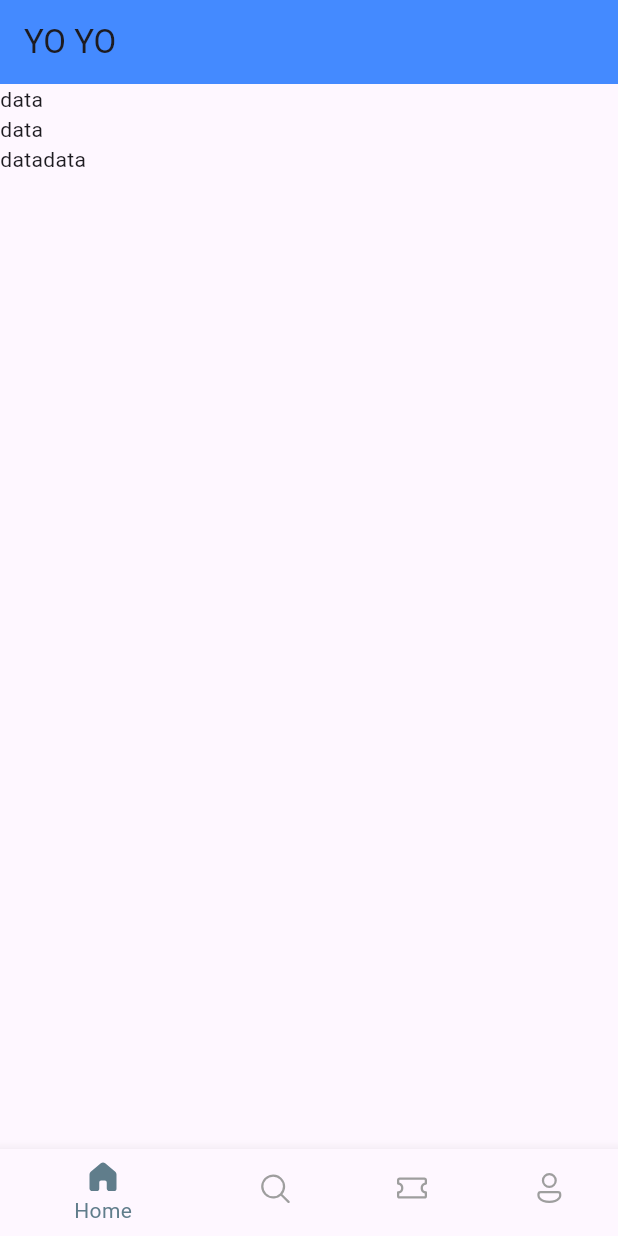
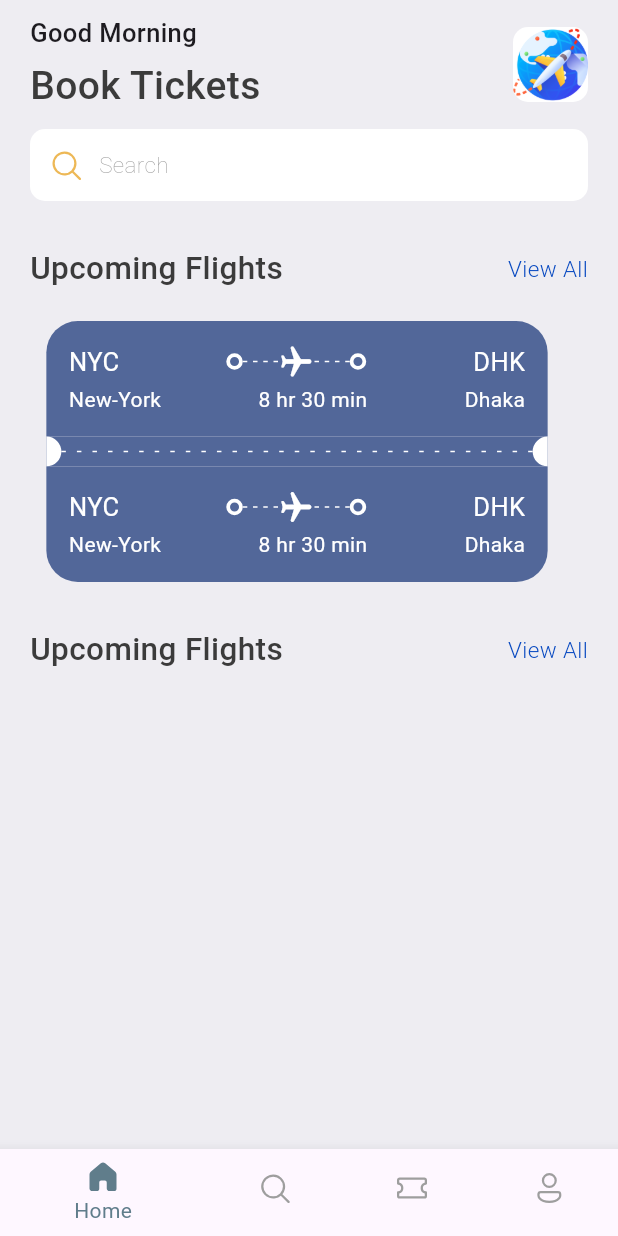
Before and after one commit to monjur35/Flutter-Ticket-Booking, a Flutter app: the screen it shows after launch, on a phone screen of 412 x 824 dp. Run offline on Flutter 3.47's test engine with Material 3 defaults, Android fonts, the phone set to English and light mode, and no system bars; our stand-ins replace fluentui_icons.

Commit message:
designing home layout

```diff
--- a/lib/core/bottom_nav_bar.dart
+++ b/lib/core/bottom_nav_bar.dart
@@ -21,10 +21,9 @@ class _BottomNavBarState extends State<BottomNavBar> {
   @override
   Widget build(BuildContext context) {
     return Scaffold(
-      appBar: AppBar(
-        title: const Text("YO YO"),
-        backgroundColor: Colors.blueAccent,
-      ),
+     /* appBar: AppBar(
+        title: const Text("My Tickets")
+      ),*/
       body: bottomBarScreens[_selectedIndex],
       bottomNavigationBar: BottomNavigationBar(
           currentIndex: _selectedIndex,
--- /dev/null
+++ b/lib/core/res/app_style.dart
@@ -0,0 +1,31 @@
+import 'package:flutter/material.dart';
+
+Color primary = const Color(0xFF6F7DAF);
+
+class AppStyle {
+  static Color colorPrimary = primary;
+  static Color textColor = const Color(0xFF3B3B3B);
+  static Color textBtnColor = const Color(0xFF094AC1);
+  static Color backgroundColor = const Color(0xFFEEEDF2);
+  static Color ticket_bg_BLUE = const Color(0xFF526799);
+  static Color ticket_bg_Orange = const Color(0xFFE35A06);
+
+  static TextStyle headline1 =
+      TextStyle(fontSize: 26, fontWeight: FontWeight.w500, color: textColor);
+
+  static TextStyle headline2 = const TextStyle(
+    fontSize: 17,
+    fontWeight: FontWeight.w500,
+  );
+  static TextStyle headline3 = TextStyle(
+    fontSize: 17,
+    fontWeight: FontWeight.w400,
+    color: textColor
+  );
+
+  static TextStyle hintText = const TextStyle(
+    fontSize: 15,
+    fontWeight: FontWeight.w100,
+    color: Color(0x83000000)
+  );
+}
--- /dev/null
+++ b/lib/core/res/media.dart
@@ -0,0 +1,3 @@
+class AppMedia{
+  static const assetImage="assets/images";
+}
--- /dev/null
+++ b/lib/core/res/widgets/app_double_text.dart
@@ -0,0 +1,38 @@
+import 'package:flutter/cupertino.dart';
+import 'package:flutter/material.dart';
+import 'package:ticket_app/core/res/app_style.dart';
+
+class AppDoubleText extends StatelessWidget {
+  const AppDoubleText({super.key, required this.title, required this.btnText});
+
+  final String title;
+  final String btnText;
+
+  @override
+  Widget build(BuildContext context) {
+    return Container(
+      child: Row(
+        mainAxisAlignment: MainAxisAlignment.spaceBetween,
+        children: [
+          Text(
+              title,
+              style: AppStyle.headline1.copyWith(
+                  fontSize: 21
+              )
+          ),
+          InkWell(
+              onTap: (){},
+              child: Text(btnText,
+                style: AppStyle.headline2.copyWith(
+                    color: AppStyle.textBtnColor,
+                  fontWeight: FontWeight.w300,
+                  fontSize: 15
+                ),
+              )
+
+          )
+        ],
+      ),
+    );
+  }
+}
--- /dev/null
+++ b/lib/core/res/widgets/app_layout_builder.dart
@@ -0,0 +1,29 @@
+import 'package:flutter/cupertino.dart';
+import 'package:flutter/material.dart';
+
+class AppLayoutBuilder extends StatelessWidget {
+  final int random;
+
+  const AppLayoutBuilder({super.key, required this.random});
+
+  @override
+  Widget build(BuildContext context) {
+    return LayoutBuilder(
+        builder: (BuildContext context, BoxConstraints constraints) {
+      return Flex(
+        mainAxisAlignment: MainAxisAlignment.spaceBetween,
+        direction: Axis.horizontal,
+        children:
+          List.generate(
+              (constraints.constrainWidth() / random).floor(),
+              (index) => const SizedBox(
+                    width: 3,
+                    height: 1,
+                    child: DecoratedBox(
+                        decoration: BoxDecoration(color: Colors.white)),
+                  ),
+          )
+      );
+    });
+  }
+}
--- /dev/null
+++ b/lib/core/res/widgets/big_circle.dart
@@ -0,0 +1,23 @@
+import 'package:flutter/material.dart';
+
+import '../app_style.dart';
+
+class BigCircle extends StatelessWidget {
+  const BigCircle({super.key});
+
+  @override
+  Widget build(BuildContext context) {
+    return const SizedBox(
+      height: 20,
+      width: 10,
+      child: DecoratedBox(
+        decoration: BoxDecoration(
+            borderRadius: BorderRadius.only(
+                topRight: Radius.circular(10),
+                bottomRight: Radius.circular(10)),
+            color: Colors.white),
+
+      ),
+    );
+  }
+}
--- /dev/null
+++ b/lib/core/res/widgets/big_dot.dart
@@ -0,0 +1,16 @@
+import 'package:flutter/cupertino.dart';
+import 'package:flutter/material.dart';
+
+class BigDot extends StatelessWidget {
+  const BigDot({super.key});
+
+  @override
+  Widget build(BuildContext context) {
+    return Container(
+      padding: const EdgeInsets.all(3),
+      decoration: BoxDecoration(
+          border: Border.all(width: 2.5, color: Colors.white),
+          borderRadius: BorderRadius.circular(20)),
+    );
+  }
+}
--- /dev/null
+++ b/lib/core/res/widgets/ticket_view.dart
@@ -0,0 +1,182 @@
+import 'package:flutter/cupertino.dart';
+import 'package:flutter/material.dart';
+import 'package:ticket_app/core/res/widgets/app_layout_builder.dart';
+import 'package:ticket_app/core/res/widgets/big_circle.dart';
+import 'package:ticket_app/core/res/widgets/big_dot.dart';
+
+import '../app_style.dart';
+
+class TicketView extends StatelessWidget {
+  const TicketView({super.key});
+
+  @override
+  Widget build(BuildContext context) {
+    var screenSize = MediaQuery.of(context).size;
+    return SizedBox(
+      width: screenSize.width * 0.85,
+      child: Column(
+        children: [
+          Container(
+            margin: const EdgeInsets.only(right: 16),
+            padding: const EdgeInsets.all(15),
+            decoration: BoxDecoration(
+                color: AppStyle.ticket_bg_BLUE,
+                borderRadius: const BorderRadius.only(
+                    topLeft: Radius.circular(21),
+                    topRight: Radius.circular(21))),
+            child: Column(
+              children: [
+                //Show departure and destination
+                Row(
+                  mainAxisAlignment: MainAxisAlignment.spaceBetween,
+                  children: [
+                    Text(
+                      "NYC",
+                      style: AppStyle.headline3.copyWith(color: Colors.white),
+                    ),
+                    Expanded(child: Container()),
+                    BigDot(),
+                    Expanded(
+                        child: Stack(
+                      children: [
+                        const SizedBox(
+                          height: 24,
+                          child: AppLayoutBuilder(random: 6),
+                        ),
+                        Center(
+                            child: Transform.rotate(
+                                angle: 1.57,
+                                child: const Icon(
+                                  Icons.local_airport_rounded,
+                                  color: Colors.white,
+                                )))
+                      ],
+                    )),
+                    BigDot(),
+                    Expanded(child: Container()),
+                    Text(
+                      "DHK",
+                      style: AppStyle.headline3.copyWith(color: Colors.white),
+                    )
+                  ],
+                ),
+                const SizedBox(
+                  height: 3,
+                ),
+                Row(
+                  mainAxisAlignment: MainAxisAlignment.spaceBetween,
+                  children: [
+                    Text(
+                      "New-York",
+                      style: AppStyle.headline3
+                          .copyWith(fontSize: 14, color: Colors.white),
+                    ),
+                    Expanded(child: Container()),
+                    Text(
+                      "8 hr 30 min",
+                      style: AppStyle.headline3
+                          .copyWith(fontSize: 14, color: Colors.white),
+                    ),
+                    Expanded(child: Container()),
+                    Text(
+                      "Dhaka",
+                      style: AppStyle.headline3
+                          .copyWith(fontSize: 14, color: Colors.white),
+                    )
+                  ],
+                )
+              ],
+            ),
+          ),
+          Container(
+            margin: const EdgeInsets.only(right: 16),
+            height: 20,
+            color: AppStyle.ticket_bg_BLUE,
+            child: Row(
+              children: [
+                const BigCircle(),
+                const Expanded(child: AppLayoutBuilder(random: 10)),
+                Transform.rotate(
+                  angle: 3.1419,
+                  child: const BigCircle()
+                )
+              ],
+            ),
+          ),
+          Container(
+            margin: const EdgeInsets.only(right: 16,top: 0),
+            padding: const EdgeInsets.all(15),
+            decoration: BoxDecoration(
+                color: AppStyle.ticket_bg_BLUE,
+                borderRadius: const BorderRadius.only(
+                    bottomLeft: Radius.circular(21),
+                    bottomRight: Radius.circular(21))),
+            child: Column(
+              children: [
+                //Show departure and destination
+                Row(
+                  mainAxisAlignment: MainAxisAlignment.spaceBetween,
+                  children: [
+                    Text(
+                      "NYC",
+                      style: AppStyle.headline3.copyWith(color: Colors.white),
+                    ),
+                    Expanded(child: Container()),
+                    const BigDot(),
+                    Expanded(
+                        child: Stack(
+                      children: [
+                        const SizedBox(
+                          height: 24,
+                          child: AppLayoutBuilder(random: 6),
+                        ),
+                        Center(
+                            child: Transform.rotate(
+                                angle: 1.57,
+                                child: const Icon(
+                                  Icons.local_airport_rounded,
+                                  color: Colors.white,
+                                )))
+                      ],
+                    )),
+                    BigDot(),
+                    Expanded(child: Container()),
+                    Text(
+                      "DHK",
+                      style: AppStyle.headline3.copyWith(color: Colors.white),
+                    )
+                  ],
+                ),
+                const SizedBox(
+                  height: 3,
+                ),
+                Row(
+                  mainAxisAlignment: MainAxisAlignment.spaceBetween,
+                  children: [
+                    Text(
+                      "New-York",
+                      style: AppStyle.headline3
+                          .copyWith(fontSize: 14, color: Colors.white),
+                    ),
+                    Expanded(child: Container()),
+                    Text(
+                      "8 hr 30 min",
+                      style: AppStyle.headline3
+                          .copyWith(fontSize: 14, color: Colors.white),
+                    ),
+                    Expanded(child: Container()),
+                    Text(
+                      "Dhaka",
+                      style: AppStyle.headline3
+                          .copyWith(fontSize: 14, color: Colors.white),
+                    )
+                  ],
+                )
+              ],
+            ),
+          ),
+        ],
+      ),
+    );
+  }
+}
--- a/lib/screens/home_screen.dart
+++ b/lib/screens/home_screen.dart
@@ -1,5 +1,10 @@
-import 'package:flutter/cupertino.dart';
+import 'package:fluentui_icons/fluentui_icons.dart';
 import 'package:flutter/material.dart';
+import 'package:ticket_app/core/res/media.dart';
+import 'package:ticket_app/core/res/widgets/app_double_text.dart';
+import 'package:ticket_app/core/res/widgets/ticket_view.dart';
+
+import '../core/res/app_style.dart';
 
 class HomeScreen extends StatelessWidget {
   const HomeScreen({super.key});
@@ -7,34 +12,64 @@ class HomeScreen extends StatelessWidget {
   @override
   Widget build(BuildContext context) {
     return Scaffold(
+      backgroundColor: AppStyle.backgroundColor,
       body: ListView(
-        children:  [
-          Column(
+        children: [
+          Container(
+            padding: const EdgeInsets.symmetric(horizontal: 20,vertical: 10),
+            child: Column(
               children: [
                 Row(
+                  mainAxisAlignment: MainAxisAlignment.spaceBetween,
                   children: [
-                  Row(
+                    Column(
+                        crossAxisAlignment: CrossAxisAlignment.start,
                         children: [
-                      const Column(children: [
-                        Text("data"),
-                        Text("data"),
+                          Text(
+                            "Good Morning",
+                            style: AppStyle.headline2,
+                          ),
+                          const SizedBox(height: 5),
+                          Text("Book Tickets", style: AppStyle.headline1),
                         ]),
                     Container(
-
+                      width: 50,
+                      height: 50,
+                      padding: const EdgeInsets.all(10),
+                      decoration: BoxDecoration(
+                          color: Colors.white,
+                          borderRadius: BorderRadius.circular(10),
+                          image: const DecorationImage(
+                              image: AssetImage(
+                                  "${AppMedia.assetImage}/airplane.png"))),
                     )
                   ],
                 ),
-                ]
+                const SizedBox(height: 10,),
+                Container(
+                  padding: EdgeInsets.symmetric(horizontal: 12,vertical: 12),
+                  decoration: BoxDecoration(
+                      color: Colors.white,
+                      borderRadius: BorderRadius.circular(10),
                   ),
-              const Row(
+                  child: Row(
+                      //mainAxisAlignment: MainAxisAlignment.spaceBetween,
                       children: [
-                  Text("data"),
-                  Text("data")
-                ]
+                        const Icon(FluentSystemIcons.ic_fluent_search_regular,color: Color(
+                            0xFFEDB856),),
+                        SizedBox(width: 10,),
+                        Text("Search", style: AppStyle.hintText,)
+                      ]),
+                ),
+                const SizedBox(height: 30,),
+                const AppDoubleText(title: "Upcoming Flights",btnText: "View All"),
+                const SizedBox(height: 20,),
+                const TicketView(),
+                const SizedBox(height: 30,),
+                const AppDoubleText(title: "Upcoming Flights",btnText: "View All")
+              ],
+            ),
           )
-            ],
-          )
-
         ],
       ),
     );
--- a/pubspec.yaml
+++ b/pubspec.yaml
@@ -59,9 +59,9 @@ flutter:
   # the material Icons class.
   uses-material-design: true
 
-  # To add assets to your application, add an assets section, like this:
-  # assets:
-  #   - images/a_dot_burr.jpeg
+
+  assets:
+    - assets/images/airplane.png
   #   - images/a_dot_ham.jpeg
 
   # An image asset can refer to one or more resolution-specific "variants", see
```
Also changed, not shown: assets/images/airplane.png (added). Lines whose indentation alone changed are shown as unchanged.
